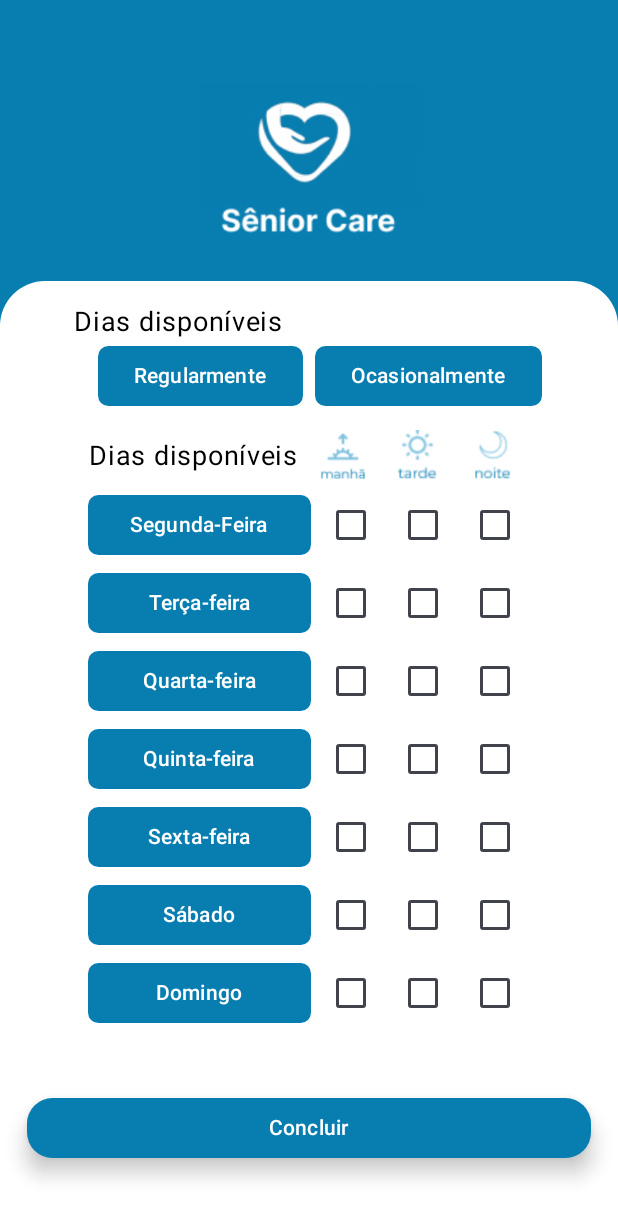
After one commit to SeniorCareSP/app-seniorCare-kotlin, an Android app built with Jetpack Compose: the Cadastro6 screen opened directly, with no data from a screen before it, on a phone screen of 412 x 824 dp. The commit adds this screen. Shown: the top 1219 px of the screen. Run offline under Robolectric (Android 15) with nearby library versions, the phone set to English and light mode, and no system bars.

Commit message:
telas de cadastro

```diff
--- /dev/null
+++ b/App/app/src/main/java/com/example/mobileseniorcare/Cadastro6.kt
@@ -0,0 +1,296 @@
+package com.example.mobileseniorcare
+
+import android.os.Bundle
+import androidx.activity.ComponentActivity
+import androidx.activity.compose.setContent
+import androidx.activity.enableEdgeToEdge
+import androidx.compose.foundation.Image
+import androidx.compose.foundation.background
+import androidx.compose.foundation.layout.*
+import androidx.compose.foundation.shape.RoundedCornerShape
+import androidx.compose.material3.*
+import androidx.compose.runtime.*
+import androidx.compose.ui.Alignment
+import androidx.compose.ui.graphics.Color
+import androidx.compose.ui.unit.dp
+import androidx.compose.ui.unit.sp
+import androidx.compose.foundation.layout.fillMaxSize
+import androidx.compose.foundation.layout.padding
+import androidx.compose.foundation.lazy.LazyColumn
+import androidx.compose.material3.Scaffold
+import androidx.compose.material3.Text
+import androidx.compose.runtime.Composable
+import androidx.compose.ui.Modifier
+import androidx.compose.ui.res.painterResource
+import androidx.compose.ui.tooling.preview.Preview
+import com.example.mobileseniorcare.ui.theme.MobileSeniorCareTheme
+
+class Cadastro6 : ComponentActivity() {
+    override fun onCreate(savedInstanceState: Bundle?) {
+        super.onCreate(savedInstanceState)
+        enableEdgeToEdge()
+        setContent {
+            MobileSeniorCareTheme {
+                Scaffold(modifier = Modifier.fillMaxSize()) { innerPadding ->
+                    Greeting6(
+                        name = "Android",
+                        modifier = Modifier.padding(innerPadding)
+                    )
+                }
+            }
+        }
+    }
+}
+
+@Composable
+fun Greeting6(name: String, modifier: Modifier = Modifier) {
+    val checkboxesState = remember { mutableStateListOf(
+        false, false, false, false, false, false, false, false, false,
+        false, false, false, false, false, false, false, false, false,
+        false, false, false, false, false, false, false, false, false,
+        false, false, false, false, false, false, false, false, false,
+        false, false, false, false, false, false, false, false, false,
+        false, false, false, false, false, false, false, false, false,
+        false, false, false, false, false, false, false, false, false
+    )}
+
+    // Days of the week
+    val daysOfWeek = listOf("Segunda-Feira", "Terça-feira", "Quarta-feira", "Quinta-feira", "Sexta-feira", "Sábado", "Domingo")
+
+    Column(
+        modifier = modifier
+            .fillMaxSize()
+    ) {
+        Box(
+            modifier = Modifier
+                .fillMaxSize()
+                .background(color = Color(0xFF077DB0))
+        ) {
+            Column(
+                modifier = Modifier
+                    .fillMaxWidth()
+                    .fillMaxHeight(0.35f),
+                horizontalAlignment = Alignment.CenterHorizontally,
+                verticalArrangement = Arrangement.Top
+            ) {
+                Spacer(modifier = Modifier.height(32.dp))
+                Image(
+                    painter = painterResource(id = R.drawable.logo_mobile),
+                    contentDescription = "Logo do Mobile Senior Care",
+                    modifier = Modifier.size(150.dp),
+                )
+            }
+            Box(
+                modifier = Modifier
+                    .fillMaxWidth()
+                    .background(
+                        color = Color.White,
+                        shape = androidx.compose.foundation.shape.RoundedCornerShape(
+                            topEnd = 30.dp,
+                            topStart = 30.dp
+                        )
+                    )
+                    .align(Alignment.BottomCenter)
+                    .padding(bottom = 20.dp)
+            ) {
+
+                Column {
+                    Column(
+                        modifier = Modifier.padding(start = 14.dp).padding(bottom = 4.dp).padding(top = 10.dp)
+                    ) {// Text(text = "Estou disponivel")
+                        Row(
+                            modifier = Modifier
+                                .fillMaxWidth()
+                                .padding(top = 5.dp)
+                                .padding(start =35.dp),
+                            horizontalArrangement = Arrangement.Start,
+                            verticalAlignment = Alignment.CenterVertically
+                        ) {
+                            Text(
+                                text = "Dias disponíveis",
+                                fontSize = 18.sp,
+                                color = Color.Black,
+                                modifier = Modifier
+                                    .align(Alignment.CenterVertically)
+                                    .padding(end = 12.dp) // Add space between text and icons
+                            )
+                        }
+                        Row(
+                            modifier = Modifier
+                                .fillMaxWidth()
+                                .padding(bottom = 6.dp), // Add space below buttons
+                            horizontalArrangement = Arrangement.Center
+                        ) {
+
+                            Button(
+                                onClick = { /*TODO*/ },
+                                modifier = Modifier.padding(end = 6.dp),
+                                shape = RoundedCornerShape(7.dp),
+                                colors = ButtonDefaults.buttonColors(
+                                    containerColor = Color(7, 125, 176),
+                                    contentColor = Color.White
+                                ),
+                            ) {
+                                Text(text = "Regularmente")
+                            }
+                            Button(
+                                onClick = { /*TODO*/ },
+                                modifier = Modifier.padding(start = 2.dp),
+                                shape = RoundedCornerShape(7.dp),
+                                colors = ButtonDefaults.buttonColors(
+                                    containerColor = Color(7, 125, 176),
+                                    contentColor = Color.White
+                                ),
+                            ) {
+                                Text(text = "Ocasionalmente")
+                            }
+                        }
+                    }
+
+                    Row(
+                        modifier = Modifier
+                            .fillMaxWidth()
+                            .padding(top = 2.dp)
+                            .padding(end =7.dp),
+                        horizontalArrangement = Arrangement.Center,
+                        verticalAlignment = Alignment.CenterVertically
+                    ) {
+                        Text(
+                            text = "Dias disponíveis",
+                            fontSize = 18.sp,
+                            color = Color.Black,
+                            modifier = Modifier
+                                .align(Alignment.CenterVertically)
+                                .padding(end = 12.dp) // Add space between text and icons
+                        )
+                        Image(
+                            painter = painterResource(id = R.drawable.icone_manha),
+                            contentDescription = "Icon 1",
+                            modifier = Modifier.size(34.dp)
+                        )
+                        Spacer(modifier = Modifier.width(16.dp).padding(start = 15.dp))
+                        Image(
+                            painter = painterResource(id = R.drawable.icone_tarde),
+                            contentDescription = "Icon 2",
+                            modifier = Modifier.size(34.dp)
+                        )
+                        Spacer(modifier = Modifier.width(16.dp).padding(start = 15.dp))
+                        Image(
+                            painter = painterResource(id = R.drawable.icone_noite),
+                            contentDescription = "Icon 3",
+                            modifier = Modifier.size(34.dp)
+                        )
+                    }
+
+
+
+
+                    LazyColumn(modifier = Modifier.padding(top = 3.dp)) {
+                        items(7) { rowIndex ->
+                            Row(
+                                modifier = Modifier
+                                    .fillMaxWidth()
+                                    .padding(2.dp),
+                                verticalAlignment = Alignment.CenterVertically,
+                                horizontalArrangement = Arrangement.Center
+                            ) {
+                                // Day Button
+                                Button(
+                                    onClick = { /* Handle button click */ },
+                                    modifier = Modifier
+                                        .width(150.dp) // Adjust the width as needed
+                                        .padding(end = 1.dp),
+                                    shape = RoundedCornerShape(7.dp),
+                                    colors = ButtonDefaults.buttonColors(
+                                        containerColor = Color(7, 125, 176),
+                                        contentColor = Color.White
+                                    ),
+                                ) {
+                                    Text(text = daysOfWeek[rowIndex])
+
+                                }
+
+                                // Checkbox Row
+                                Row(
+                                    modifier = Modifier
+                                        .padding(start = 1.dp),
+                                    horizontalArrangement = Arrangement.SpaceEvenly,
+                                    verticalAlignment = Alignment.CenterVertically
+                                ) {
+                                    for (columnIndex in 0 until 3) {
+                                        val index = rowIndex * 3 + columnIndex
+                                        Checkbox(
+                                            checked = checkboxesState[index],
+                                            onCheckedChange = {
+                                                checkboxesState[index] = it
+                                            }
+                                        )
+                                    }
+                                }
+                            }
+                        }
+                    }
+
+                    Column(
+                        horizontalAlignment = Alignment.CenterHorizontally,
+                        modifier = modifier.fillMaxWidth().padding(18.dp)
+                    ) {
+                        Button(
+                            onClick = { /*TODO*/ },
+                            shape = RoundedCornerShape(17.dp),
+                            colors = ButtonDefaults.buttonColors(
+                                containerColor = Color(7, 125, 176),
+                                contentColor = Color.White
+                            ),
+                            elevation = ButtonDefaults.buttonElevation(
+                                defaultElevation = 8.dp,
+                                pressedElevation = 12.dp
+                            ),
+                            modifier = Modifier.fillMaxWidth().padding(top = 22.dp)
+                        ) {
+                            Text(text = "Concluir")
+                        }
+                        Spacer(modifier = Modifier.height(10.dp)) // Espaço entre os botões
+
+                    }
+                }
+            }
+
+
+
+//            Row(
+//                    modifier = modifier.padding( 25.dp),
+//                    horizontalArrangement = Arrangement.Center
+//                    // distribui igualmente a partir do centro
+//                ) {
+//                    Column(
+//                        /// Alinhamento centralizado na horizontal
+//                        horizontalAlignment = Alignment.CenterHorizontally,
+//                        modifier = modifier.weight(0.5f)
+//                        // indica quanto % do "pai" será ocupado (0.5f -> 50%)
+//                    ) {
+//                        Text(text = "Linha 2, coluna 1", fontSize = 20.sp)
+//                        Text(text = "Linha 3, coluna 1", fontSize = 20.sp)
+//                    }
+//                    Column(
+//                        horizontalAlignment = Alignment.CenterHorizontally,
+//                        modifier = modifier.weight(0.5f)
+//                    ) {
+//                        Text(text = "Linha 2, coluna 2", fontSize = 20.sp)
+//                        Text(text = "Linha 3, coluna 2", fontSize = 20.sp)
+//                    }
+//                }
+        }
+    }
+}
+
+
+
+
+@Preview(showBackground = true)
+@Composable
+fun GreetingPreview7() {
+    MobileSeniorCareTheme {
+        Greeting6("Android")
+    }
+}
--- a/App/app/src/main/res/values/strings.xml
+++ b/App/app/src/main/res/values/strings.xml
@@ -11,5 +11,7 @@
     <string name="slogan_inicial">Conectando corações, cuidando de quem você ama.</string>
     <string name="title_activity_listagem_de_conversa">ListagemDeConversa</string>
     <string name="title_activity_conversa">Conversa</string>
+    <string name="title_activity_cadastro5">Cadastro5</string>
+    <string name="title_activity_cadastro6">Cadastro6</string>
 
 </resources>
```
Also changed, not shown: App/app/src/main/AndroidManifest.xml (+10 -0 lines), App/app/src/main/java/com/example/mobileseniorcare/Cadastro5.kt (added, +258 -0 lines), App/app/src/main/res/drawable/icone_manha.png (added), App/app/src/main/res/drawable/icone_noite.png (added), App/app/src/main/res/drawable/icone_tarde.png (added), 235 other files.
